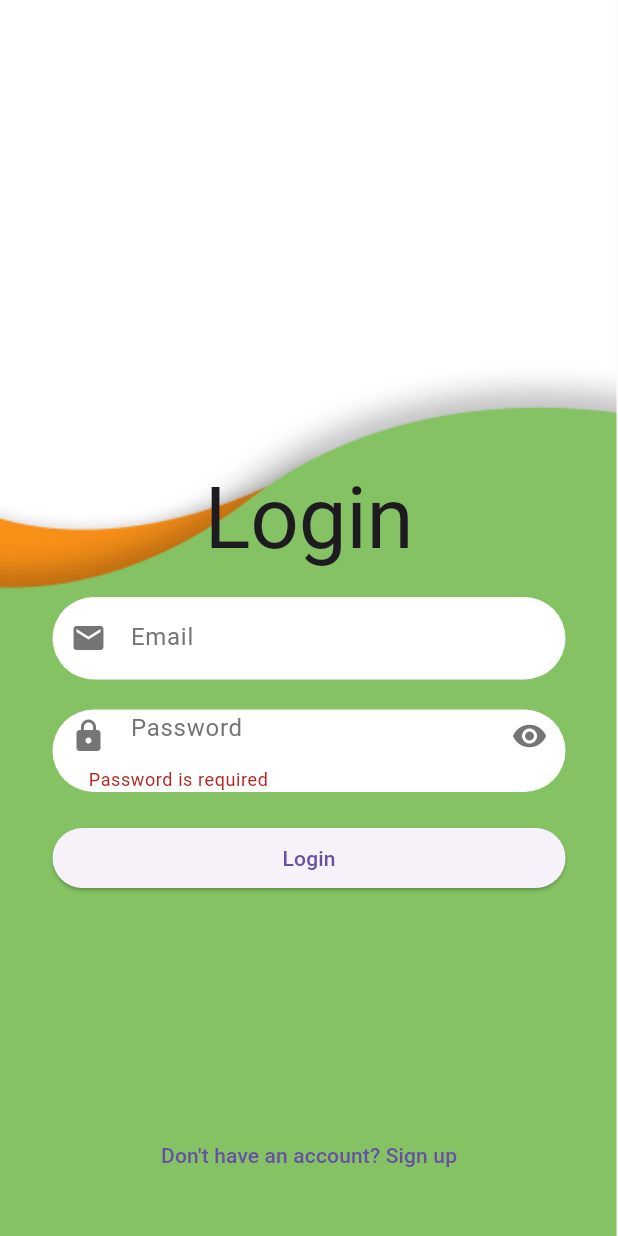
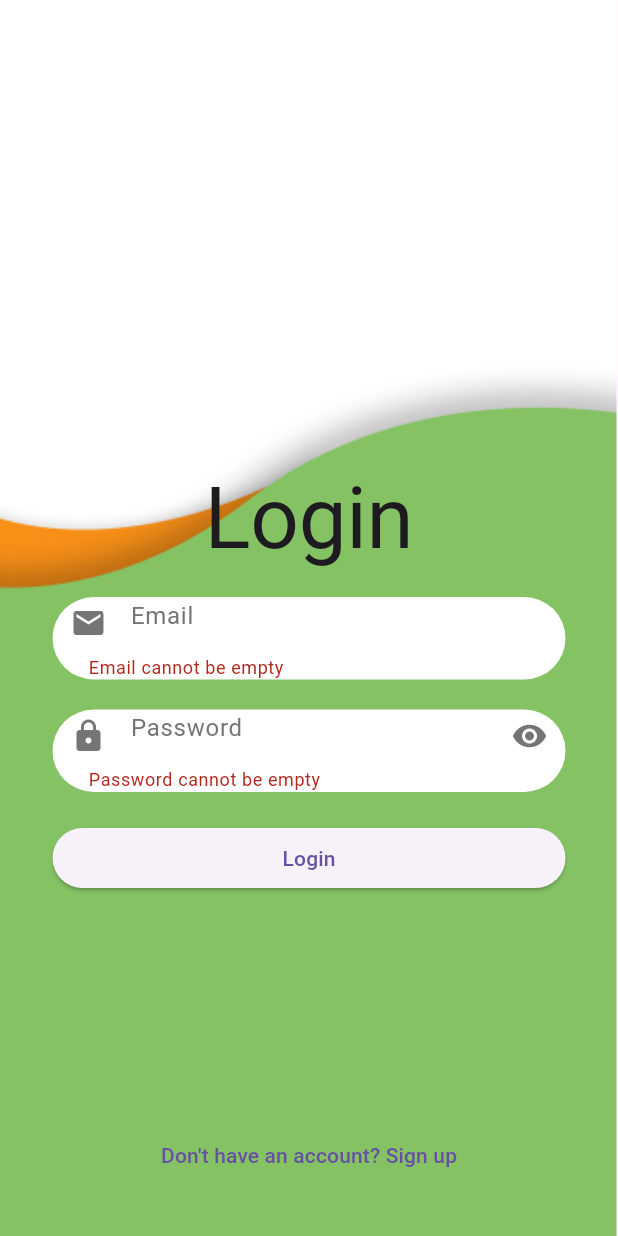
Before and after one commit to UCADevvCllub/canteen, a Flutter app: the screen it shows after launch, after a tap on "Login", on a phone screen of 412 x 824 dp. Run offline on Flutter 3.47's test engine with Material 3 defaults, Android fonts, the phone set to English and light mode, and no system bars; our stand-ins replace auto_route, cloud_firestore, firebase_auth, firebase_core, get_it; accounts and stored records are empty.

Commit message:
validator separated

```diff
--- /dev/null
+++ b/lib/core/validators.dart
@@ -0,0 +1,103 @@
+class FormValidators {
+  // Email Validator
+  static String? validateEmail(String? value) {
+    if (value == null || value.isEmpty) {
+      return 'Email cannot be empty';
+    }
+
+    // Regular expression for email validation
+    final emailRegExp = RegExp(r'^[\w-\.]+@([\w-]+\.)+[\w-]{2,4}$');
+
+    if (!emailRegExp.hasMatch(value)) {
+      return 'Enter a valid email address';
+    }
+
+    return null; // Validation passed
+  }
+
+  // Password Validator
+  static String? validatePassword(String? value) {
+    if (value == null || value.isEmpty) {
+      return 'Password cannot be empty';
+    }
+
+    if (value.length < 8) {
+      return 'Password must be at least 8 characters long';
+    }
+
+    // Optional: Add more complex password validation
+    if (!value.contains(RegExp(r'[A-Z]'))) {
+      return 'Password must contain at least one uppercase letter';
+    }
+
+    if (!value.contains(RegExp(r'[0-9]'))) {
+      return 'Password must contain at least one number';
+    }
+
+    return null; // Validation passed
+  }
+
+  // Name Validator
+  static String? validateName(String? value) {
+    if (value == null || value.isEmpty) {
+      return 'Name cannot be empty';
+    }
+
+    if (value.length < 2) {
+      return 'Name must be at least 2 characters long';
+    }
+
+    // Optional: Ensure only letters and spaces
+    if (!RegExp(r'^[a-zA-Z\s]+$').hasMatch(value)) {
+      return 'Name can only contain letters';
+    }
+
+    return null; // Validation passed
+  }
+
+  // Phone Number Validator
+  static String? validatePhoneNumber(String? value) {
+    if (value == null || value.isEmpty) {
+      return 'Phone number cannot be empty';
+    }
+
+    // Validate phone number format (customize as needed)
+    final phoneRegExp = RegExp(r'^\+?[0-9]{10,14}$');
+
+    if (!phoneRegExp.hasMatch(value)) {
+      return 'Enter a valid phone number';
+    }
+
+    return null; // Validation passed
+  }
+
+  // Custom Validator with Dynamic Rules
+  static String? customValidator(
+      String? value, {
+        int? minLength,
+        int? maxLength,
+        Pattern? allowedCharacters,
+        bool required = true,
+      }) {
+    if (required && (value == null || value.isEmpty)) {
+      return 'Field cannot be empty';
+    }
+
+    if (minLength != null && value!.length < minLength) {
+      return 'Minimum length is $minLength characters';
+    }
+
+    if (maxLength != null && value!.length > maxLength) {
+      return 'Maximum length is $maxLength characters';
+    }
+
+    if (allowedCharacters != null) {
+      final regExp = RegExp(allowedCharacters.toString());
+      if (!regExp.hasMatch(value!)) {
+        return 'Invalid characters used';
+      }
+    }
+
+    return null; // Validation passed
+  }
+}
--- a/lib/presentation/pages/auth/login_page.dart
+++ b/lib/presentation/pages/auth/login_page.dart
@@ -1,5 +1,6 @@
 import 'package:auto_route/annotations.dart';
 import 'package:auto_route/auto_route.dart';
+import 'package:canteen/core/validators.dart';
 import 'package:canteen/presentation/widgets/app_button.dart';
 import 'package:canteen/presentation/widgets/app_text_form_field.dart';
 import 'package:flutter/material.dart';
@@ -23,7 +24,6 @@ class _LoginPageState extends State<LoginPage> {
 
     return Scaffold(
       body: SingleChildScrollView(
-        // The scrolling applies to both the background and widgets
         child: Container(
           height: MediaQuery.of(context).size.height,
           decoration: const BoxDecoration(
@@ -51,16 +51,12 @@ class _LoginPageState extends State<LoginPage> {
                     hintText: 'Email',
                     controller: emailController,
                     icon: Icons.email,
+                    validator: FormValidators.validateEmail,
                   ),
                   const SizedBox(height: 20),
                   AppTextFormField(
                     hintText: 'Password',
-                    validator: (value) {
-                      if (value!.isEmpty) {
-                        return 'Password is required';
-                      }
-                      return null;
-                    },
+                    validator: FormValidators.validatePassword,
                     controller: passwordController,
                     icon: Icons.lock,
                     isPassword: true,
--- a/lib/presentation/pages/auth/signup_page.dart
+++ b/lib/presentation/pages/auth/signup_page.dart
@@ -1,5 +1,6 @@
 import 'package:auto_route/annotations.dart';
 import 'package:auto_route/auto_route.dart';
+import 'package:canteen/core/validators.dart';
 import 'package:canteen/presentation/navigation/app_router.dart';
 import 'package:canteen/presentation/widgets/app_button.dart';
 import 'package:flutter/material.dart';
@@ -49,22 +50,24 @@ class _SignUpPageState extends State<SignUpPage> {
                 hintText: 'Full Name',
                 controller: nameController,
                 icon: Icons.person,
+                validator: FormValidators.validateName,
               ),
               const SizedBox(height: 20),
               AppTextFormField(
                 hintText: 'Email',
                 controller: emailController,
                 icon: Icons.email,
+                validator: FormValidators.validateEmail,
               ),
               const SizedBox(height: 20),
               AppTextFormField(
                 hintText: 'Password',
                 controller: passwordController,
                 icon: Icons.lock,
+                validator: FormValidators.validatePassword,
                 isPassword: true,
               ),
               const SizedBox(height: 20),
-              // Use the RoleDropdown widget here
               RoleDropdown(
                 onChanged: (value) {
                   setState(() {
```
